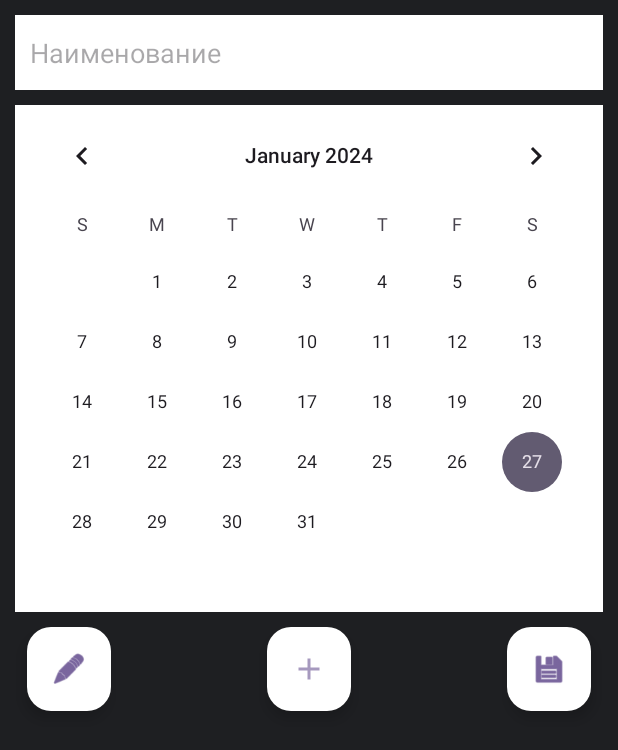
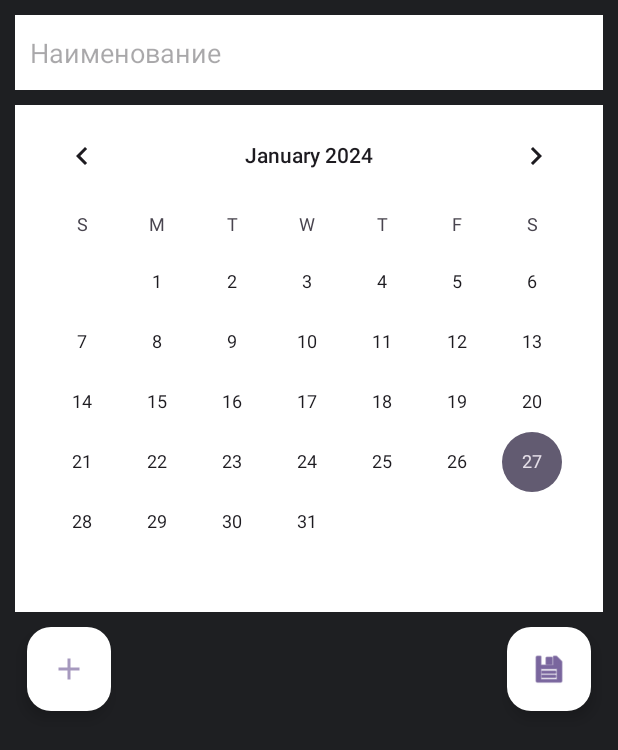
Before and after one commit to GeraVP/VPPen, an Android app: the MainActivity2 screen opened directly, with no data from a screen before it, on a phone screen of 412 x 824 dp. Shown: the top 750 px of the screen. Run offline under Robolectric (Android 15) with nearby library versions, the phone set to English and light mode, and no system bars.

Commit message:
27.01.24

```diff
--- a/app/src/main/java/com/example/vpplan/MainActivity.kt
+++ b/app/src/main/java/com/example/vpplan/MainActivity.kt
@@ -62,7 +62,6 @@ class MainActivity : AppCompatActivity() {
                 TODO("Not yet implemented")
             }
             override fun onQueryTextChange(newText: String?): Boolean {
-                val NE: TextView = findViewById(R.id.tvNoElements)
                 val list = myDBManager.readDbData(newText!!)
                 myAdapter.upDateAdapter(list)
                 return true
--- a/app/src/main/java/com/example/vpplan/packag/MyAdapter.kt
+++ b/app/src/main/java/com/example/vpplan/packag/MyAdapter.kt
@@ -76,9 +76,10 @@ class MyAdapter(listMain:ArrayList<ListItem>,contextM: Context) : RecyclerView.A
 
         } else {
             if(holder.daysLef in 5..10) {
-                holder.itemView.setBackgroundColor(Color.YELLOW)
+                holder.itemView.setBackgroundResource(R.drawable.ye)
+                //holder.itemView.setBackgroundColor(Color.YELLOW)
             } else {
-                holder.itemView.setBackgroundColor(Color.GREEN)
+                holder.itemView.setBackgroundResource(R.drawable.blue)
             }
         }
 
--- a/app/src/main/res/layout/activity_main2.xml
+++ b/app/src/main/res/layout/activity_main2.xml
@@ -32,16 +32,16 @@
         android:id="@+id/flb"
         android:layout_width="wrap_content"
         android:layout_height="wrap_content"
+        android:layout_marginStart="8dp"
         android:clickable="true"
         android:contentDescription="@string/addb"
         android:onClick="onClickAddImage"
         android:visibility="visible"
         app:backgroundTint="#FFFFFF"
         app:layout_constraintBottom_toBottomOf="@+id/fbSave"
-        app:layout_constraintEnd_toStartOf="@+id/fbSave"
-        app:layout_constraintStart_toEndOf="@+id/fbedit"
+        app:layout_constraintStart_toStartOf="@+id/calendarView1"
         app:layout_constraintTop_toTopOf="@+id/fbSave"
-        app:layout_constraintVertical_bias="1.0"
+        app:layout_constraintVertical_bias="0.0"
         app:srcCompat="@drawable/ic_add" />
 
     <com.google.android.material.floatingactionbutton.FloatingActionButton
@@ -62,16 +62,16 @@
         android:id="@+id/fbedit"
         android:layout_width="wrap_content"
         android:layout_height="wrap_content"
-        android:layout_marginStart="8dp"
         android:clickable="true"
         android:contentDescription="Редактирование"
         android:onClick="OnEditEnable"
         android:visibility="visible"
         app:backgroundTint="#FFFFFF"
         app:layout_constraintBottom_toBottomOf="@+id/fbSave"
+        app:layout_constraintEnd_toEndOf="@+id/calendarView1"
         app:layout_constraintStart_toStartOf="@+id/calendarView1"
         app:layout_constraintTop_toTopOf="@+id/fbSave"
-        app:layout_constraintVertical_bias="1.0"
+        app:layout_constraintVertical_bias="0.0"
         app:srcCompat="@android:drawable/ic_menu_edit" />
 
     <androidx.constraintlayout.widget.ConstraintLayout
@@ -100,17 +100,6 @@
             tools:srcCompat="@tools:sample/avatars" />
 
         <ImageButton
-            android:id="@+id/imButtonDelete"
-            android:layout_width="wrap_content"
-            android:layout_height="wrap_content"
-            android:layout_marginTop="64dp"
-            android:layout_marginEnd="8dp"
-            android:contentDescription="Удалить изображение"
-            app:layout_constraintEnd_toEndOf="parent"
-            app:layout_constraintTop_toTopOf="@+id/imMyImage"
-            app:srcCompat="@android:drawable/ic_menu_delete" />
-
-        <ImageButton
             android:id="@+id/imButtonEditimage"
             android:layout_width="wrap_content"
             android:layout_height="wrap_content"
--- a/app/src/main/res/values/styles.xml
+++ b/app/src/main/res/values/styles.xml
@@ -9,4 +9,9 @@
         <item name="android:background">?android:attr/colorBackground</item>
         <item name="android:textColor">?android:attr/textColorPrimary</item>
     </style>
+    <style name="SplashScreenTheme" parent="Theme.AppCompat.Light.NoActionBar">
+    <item name="android:background">?android:attr/colorBackground</item>
+    <item name="android:textColor">?android:attr/textColorPrimary</item>
+</style>
+
 </resources>
```
Also changed, not shown: app/src/main/AndroidManifest.xml (+14 -2 lines), app/src/main/java/com/example/vpplan/MainActivity2.kt (+23 -10 lines), app/src/main/java/com/example/vpplan/SplashScreenActivity.kt (added, +23 -0 lines), app/src/main/res/layout/activity_splash_screen.xml (added, +18 -0 lines), app/src/main/res/drawable/blue.png (added), app/src/main/res/drawable/logo.png (added), app/src/main/res/drawable/ye.png (added).
